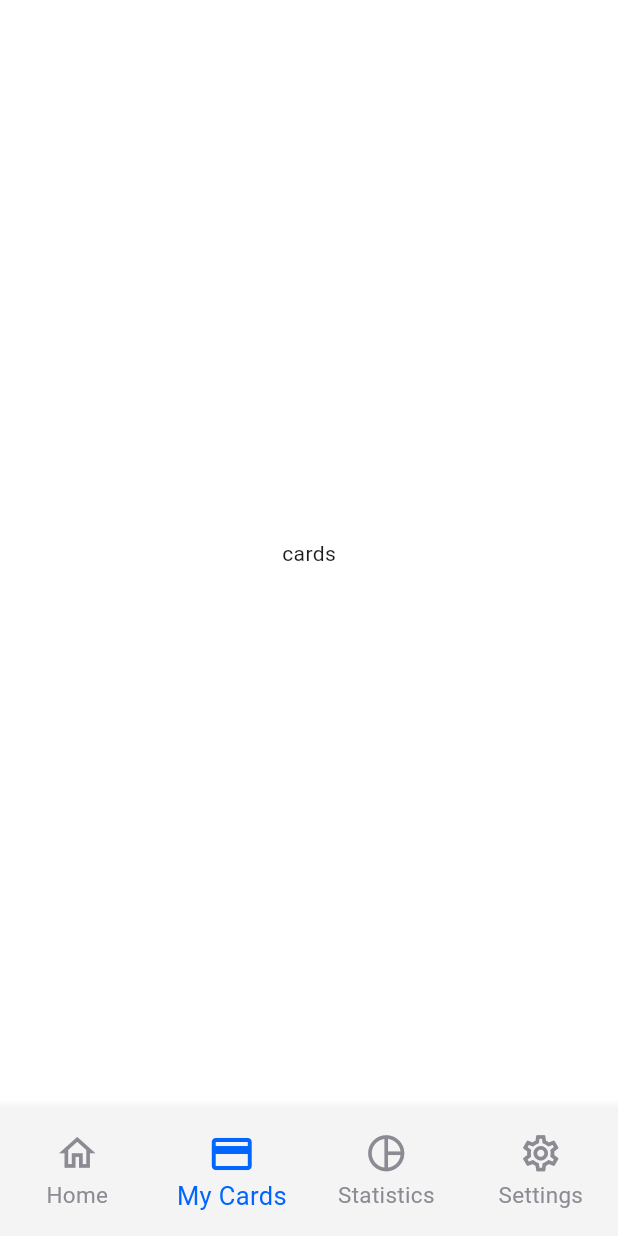
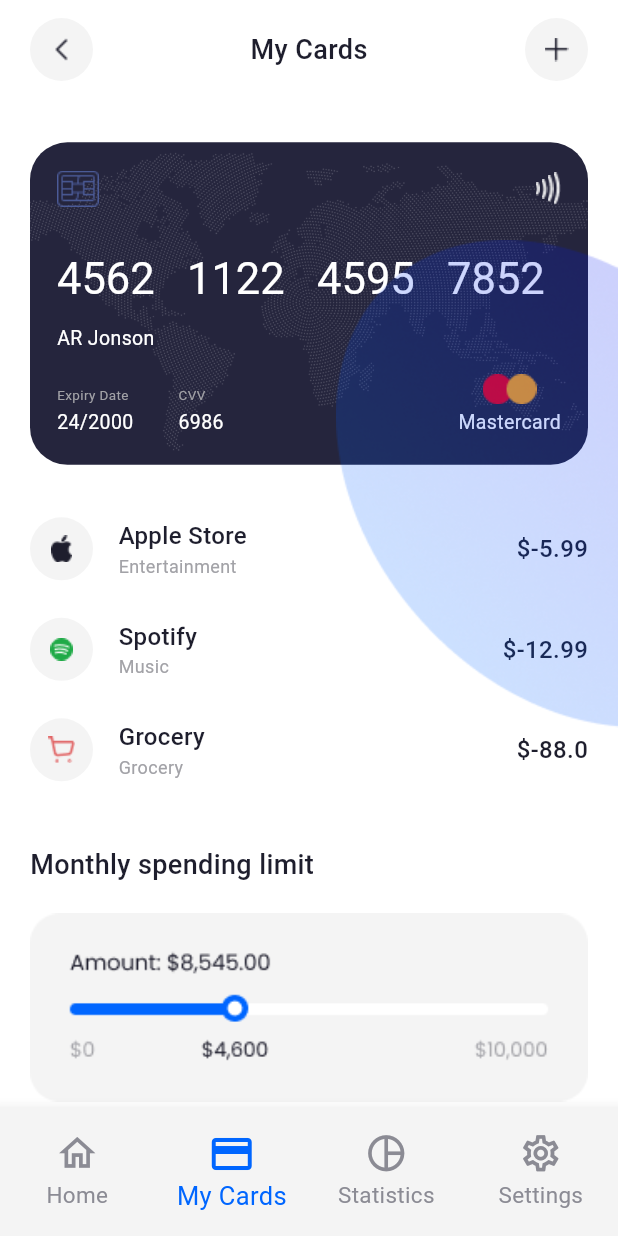
Before and after one commit to YoussefAtefHenin/Free_Banking, a Flutter app: the screen it shows after launch, item 2 of the bottom bar chosen, on a phone screen of 412 x 824 dp. Run offline on Flutter 3.47's test engine with Material 3 defaults, Android fonts, the phone set to English and light mode, and no system bars.

Commit message:
complete my cards screen

```diff
--- a/lib/banking_app.dart
+++ b/lib/banking_app.dart
@@ -1,4 +1,5 @@
 import 'package:flutter/material.dart';
+import 'package:free_banking/screens/add_new_card_screen.dart';
 import 'package:free_banking/screens/bottomnavbar/bottomnavbar_screen.dart';
 
 class BankingApp extends StatelessWidget {
@@ -11,6 +12,7 @@ class BankingApp extends StatelessWidget {
 
       // home:  اول اسكرين ,
       home: BottomNavBarScreen(),
+      // home: AddNewCardScreen(),
     );
   }
 }
--- a/lib/screens/bottomnavbar/my_cards_screen.dart
+++ b/lib/screens/bottomnavbar/my_cards_screen.dart
@@ -1,13 +1,171 @@
 import 'package:flutter/material.dart';
+import 'package:free_banking/models/home_option_model.dart';
+import 'package:free_banking/screens/add_new_card_screen.dart';
+import 'package:free_banking/screens/bottomnavbar/widget/home_card.dart';
+import 'package:free_banking/screens/bottomnavbar/widget/home_options.dart';
 
 class MyCardsScreen extends StatelessWidget {
-  const MyCardsScreen({super.key});
+  MyCardsScreen({super.key});
 
   @override
   Widget build(BuildContext context) {
-    return Column(
-      mainAxisAlignment: MainAxisAlignment.center,
-      children: [Center(child: Text("cards"))],
+    return Stack(
+      children: [
+        SingleChildScrollView(
+          child: Padding(
+            padding: const EdgeInsets.only(top: 12, left: 20, right: 20),
+            child: Column(
+              crossAxisAlignment: CrossAxisAlignment.start,
+              children: [
+                Row(
+                  children: [
+                    InkWell(
+                      onTap: () {},
+                      child: Container(
+                        height: 42,
+                        width: 42,
+                        decoration: BoxDecoration(
+                          borderRadius: BorderRadius.circular(100),
+                          color: Color(0xffF4F4F4),
+                        ),
+                        child: Image.asset("assets/icons/arrow_back_icon.png"),
+                      ),
+                    ),
+                    Expanded(
+                      child: Center(
+                        child: Text(
+                          "My Cards",
+                          style: TextStyle(
+                            fontSize: 18,
+                            fontWeight: FontWeight.w500,
+                            color: Color(0xff1E1E2D),
+                          ),
+                        ),
+                      ),
+                    ),
+                    InkWell(
+                      onTap: () {
+                        Navigator.push(
+                          context,
+                          MaterialPageRoute(
+                            builder: (context) => const AddNewCardScreen(),
+                          ),
+                        );
+                      },
+                      child: Container(
+                        height: 42,
+                        width: 42,
+                        decoration: BoxDecoration(
+                          borderRadius: BorderRadius.circular(100),
+                          color: Color(0xffF4F4F4),
+                        ),
+                        child: Image.asset("assets/icons/add_icon.png"),
+                      ),
+                    ),
+                  ],
+                ),
+                SizedBox(height: 40.9),
+                HomeCard(),
+                SizedBox(height: 35),
+
+                SizedBox(
+                  height: 200,
+                  child: ListView.builder(
+                    itemCount: models.length,
+                    itemBuilder: (context, index) {
+                      return Padding(
+                        padding: const EdgeInsets.only(bottom: 25),
+                        child: HomeOptions(option: models[index]),
+                      );
+                    },
+                  ),
+                ),
+                SizedBox(height: 19),
+                Text(
+                  "Monthly spending limit",
+                  style: TextStyle(
+                    fontSize: 18,
+                    fontWeight: FontWeight.w500,
+                    color: Color(0xff1E1E2D),
+                  ),
+                ),
+                SizedBox(height: 19),
+
+                Image.asset(
+                  "assets/images/image_card.png",
+                  width: double.infinity,
+                  fit: BoxFit.contain,
+                ),
+              ],
+            ),
+          ),
+        ),
+        Positioned(
+          right: 0,
+          top: 160,
+          child: Image.asset("assets/images/Ellipse1.png"),
+        ),
+      ],
     );
   }
+
+  List<HomeOptionModel> models = [
+    HomeOptionModel(
+      iconImage: "assets/icons/apple.png",
+      name: "Apple Store",
+      desc: "Entertainment",
+      price: -5.99,
+      colorPrice: Color(0xff1E1E2D),
+    ),
+    HomeOptionModel(
+      iconImage: "assets/icons/spotife.png",
+      name: "Spotify",
+      desc: "Music",
+      price: -12.99,
+      colorPrice: Color(0xff1E1E2D),
+    ),
+
+    HomeOptionModel(
+      iconImage: "assets/icons/Grocery.png",
+      name: "Grocery",
+      desc: "Grocery",
+      price: -88,
+      colorPrice: Color(0xff1E1E2D),
+    ),
+    HomeOptionModel(
+      iconImage: "assets/icons/money_transfer.png",
+      name: "Money Transfer",
+      desc: "Transaction",
+      price: 300,
+      colorPrice: Color(0xff0066FF),
+    ),
+    HomeOptionModel(
+      iconImage: "assets/icons/apple.png",
+      name: "Apple Store",
+      desc: "Entertainment",
+      price: -5.99,
+      colorPrice: Color(0xff1E1E2D),
+    ),
+    HomeOptionModel(
+      iconImage: "assets/icons/spotife.png",
+      name: "Spotify",
+      desc: "Music",
+      price: -12.99,
+      colorPrice: Color(0xff1E1E2D),
+    ),
+    HomeOptionModel(
+      iconImage: "assets/icons/money_transfer.png",
+      name: "Money Transfer",
+      desc: "Transaction",
+      price: 300,
+      colorPrice: Color(0xff0066FF),
+    ),
+    HomeOptionModel(
+      iconImage: "assets/icons/Grocery.png",
+      name: "Grocery",
+      desc: "Grocery",
+      price: -88,
+      colorPrice: Color(0xff1E1E2D),
+    ),
+  ];
 }
```
Also changed, not shown: lib/screens/add_new_card_screen.dart (+80 -0 lines), assets/icons/add_icon.png (added), assets/images/image_card.png (added).
